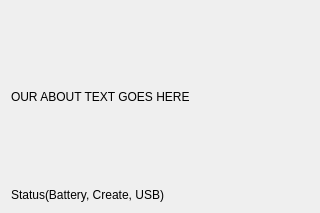
The window that cbcui/ui/About.ui (kipr/cbc) describes before a commit, drawn with Qt 5.
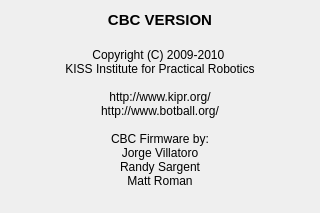
The same window after the commit.

Patch:
```diff
--- a/cbcui/ui/About.ui
+++ b/cbcui/ui/About.ui
@@ -17,26 +17,50 @@
    <item>
     <widget class="QLabel" name="label">
      <property name="sizePolicy">
-      <sizepolicy hsizetype="Expanding" vsizetype="Expanding">
+      <sizepolicy hsizetype="Expanding" vsizetype="Minimum">
        <horstretch>0</horstretch>
        <verstretch>0</verstretch>
       </sizepolicy>
      </property>
+     <property name="font">
+      <font>
+       <pointsize>11</pointsize>
+       <weight>75</weight>
+       <bold>true</bold>
+      </font>
+     </property>
      <property name="text">
-      <string>OUR ABOUT TEXT GOES HERE</string>
+      <string>&lt;!DOCTYPE HTML PUBLIC &quot;-//W3C//DTD HTML 4.0//EN&quot; &quot;http://www.w3.org/TR/REC-html40/strict.dtd&quot;&gt;
+&lt;html&gt;&lt;head&gt;&lt;meta name=&quot;qrichtext&quot; content=&quot;1&quot; /&gt;&lt;style type=&quot;text/css&quot;&gt;
+p, li { white-space: pre-wrap; }
+&lt;/style&gt;&lt;/head&gt;&lt;body style=&quot; font-family:'Sans Serif'; font-size:11pt; font-weight:600; font-style:normal;&quot;&gt;
+&lt;p align=&quot;center&quot; style=&quot; margin-top:0px; margin-bottom:0px; margin-left:0px; margin-right:0px; -qt-block-indent:0; text-indent:0px;&quot;&gt;CBC VERSION&lt;/p&gt;&lt;/body&gt;&lt;/html&gt;</string>
      </property>
     </widget>
    </item>
    <item>
     <widget class="QLabel" name="label_2">
      <property name="sizePolicy">
-      <sizepolicy hsizetype="Expanding" vsizetype="Preferred">
+      <sizepolicy hsizetype="Preferred" vsizetype="Expanding">
        <horstretch>0</horstretch>
        <verstretch>0</verstretch>
       </sizepolicy>
      </property>
      <property name="text">
-      <string>Status(Battery, Create, USB)</string>
+      <string>&lt;!DOCTYPE HTML PUBLIC &quot;-//W3C//DTD HTML 4.0//EN&quot; &quot;http://www.w3.org/TR/REC-html40/strict.dtd&quot;&gt;
+&lt;html&gt;&lt;head&gt;&lt;meta name=&quot;qrichtext&quot; content=&quot;1&quot; /&gt;&lt;style type=&quot;text/css&quot;&gt;
+p, li { white-space: pre-wrap; }
+&lt;/style&gt;&lt;/head&gt;&lt;body style=&quot; font-family:'Sans Serif'; font-size:9pt; font-weight:400; font-style:normal;&quot;&gt;
+&lt;p align=&quot;center&quot; style=&quot; margin-top:0px; margin-bottom:0px; margin-left:0px; margin-right:0px; -qt-block-indent:0; text-indent:0px;&quot;&gt;Copyright (C) 2009-2010 &lt;/p&gt;
+&lt;p align=&quot;center&quot; style=&quot; margin-top:0px; margin-bottom:0px; margin-left:0px; margin-right:0px; -qt-block-indent:0; text-indent:0px;&quot;&gt;KISS Institute for Practical Robotics&lt;/p&gt;
+&lt;p align=&quot;center&quot; style=&quot;-qt-paragraph-type:empty; margin-top:0px; margin-bottom:0px; margin-left:0px; margin-right:0px; -qt-block-indent:0; text-indent:0px;&quot;&gt;&lt;/p&gt;
+&lt;p align=&quot;center&quot; style=&quot; margin-top:0px; margin-bottom:0px; margin-left:0px; margin-right:0px; -qt-block-indent:0; text-indent:0px;&quot;&gt;http://www.kipr.org/&lt;/p&gt;
+&lt;p align=&quot;center&quot; style=&quot; margin-top:0px; margin-bottom:0px; margin-left:0px; margin-right:0px; -qt-block-indent:0; text-indent:0px;&quot;&gt;http://www.botball.org/&lt;/p&gt;
+&lt;p align=&quot;center&quot; style=&quot;-qt-paragraph-type:empty; margin-top:0px; margin-bottom:0px; margin-left:0px; margin-right:0px; -qt-block-indent:0; text-indent:0px;&quot;&gt;&lt;/p&gt;
+&lt;p align=&quot;center&quot; style=&quot; margin-top:0px; margin-bottom:0px; margin-left:0px; margin-right:0px; -qt-block-indent:0; text-indent:0px;&quot;&gt;CBC Firmware by:&lt;/p&gt;
+&lt;p align=&quot;center&quot; style=&quot; margin-top:0px; margin-bottom:0px; margin-left:0px; margin-right:0px; -qt-block-indent:0; text-indent:0px;&quot;&gt;Jorge Villatoro&lt;/p&gt;
+&lt;p align=&quot;center&quot; style=&quot; margin-top:0px; margin-bottom:0px; margin-left:0px; margin-right:0px; -qt-block-indent:0; text-indent:0px;&quot;&gt;Randy Sargent&lt;/p&gt;
+&lt;p align=&quot;center&quot; style=&quot; margin-top:0px; margin-bottom:0px; margin-left:0px; margin-right:0px; -qt-block-indent:0; text-indent:0px;&quot;&gt;Matt Roman&lt;/p&gt;&lt;/body&gt;&lt;/html&gt;</string>
      </property>
     </widget>
    </item>
```
